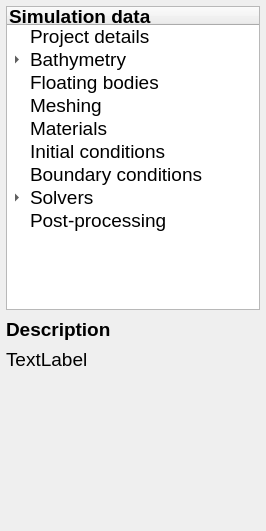
Before: the Qt Designer form tools/HydroUQTool/parameterframe.ui in NHERI-SimCenter/HydroUQ, drawn with Qt 5.
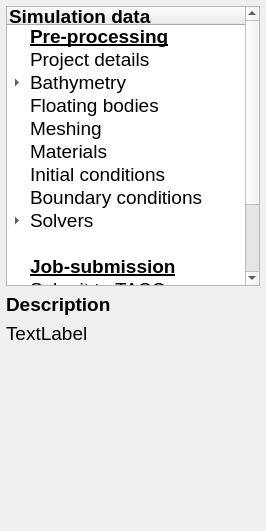
After: the same form once the commit is applied.

Diff of the .ui file:
```diff
--- a/tools/HydroUQTool/parameterframe.ui
+++ b/tools/HydroUQTool/parameterframe.ui
@@ -24,7 +24,7 @@
   <property name="windowTitle">
    <string>Form</string>
   </property>
-  <layout class="QGridLayout" name="gridLayout" rowstretch="12,1,7">
+  <layout class="QGridLayout" name="gridLayout" rowstretch="12,1,7,0">
    <property name="leftMargin">
     <number>6</number>
    </property>
@@ -87,6 +87,19 @@
        </font>
       </property>
      </column>
+     <item>
+      <property name="text">
+       <string>Pre-processing</string>
+      </property>
+      <property name="font">
+       <font>
+        <pointsize>14</pointsize>
+        <weight>75</weight>
+        <bold>true</bold>
+        <underline>true</underline>
+       </font>
+      </property>
+     </item>
      <item>
       <property name="text">
        <string>Project details</string>
@@ -142,13 +155,66 @@
        </property>
       </item>
      </item>
+     <item>
+      <property name="text">
+       <string/>
+      </property>
+     </item>
+     <item>
+      <property name="text">
+       <string>Job-submission</string>
+      </property>
+      <property name="font">
+       <font>
+        <pointsize>14</pointsize>
+        <weight>75</weight>
+        <bold>true</bold>
+        <underline>true</underline>
+       </font>
+      </property>
+     </item>
+     <item>
+      <property name="text">
+       <string>Submit to TACC</string>
+      </property>
+     </item>
+     <item>
+      <property name="text">
+       <string/>
+      </property>
+     </item>
      <item>
       <property name="text">
        <string>Post-processing</string>
       </property>
+      <property name="font">
+       <font>
+        <weight>75</weight>
+        <bold>true</bold>
+        <underline>true</underline>
+       </font>
+      </property>
+     </item>
+     <item>
+      <property name="text">
+       <string>Job data unavailable</string>
+      </property>
      </item>
     </widget>
    </item>
+   <item row="3" column="0">
+    <spacer name="verticalSpacer">
+     <property name="orientation">
+      <enum>Qt::Vertical</enum>
+     </property>
+     <property name="sizeHint" stdset="0">
+      <size>
+       <width>20</width>
+       <height>40</height>
+      </size>
+     </property>
+    </spacer>
+   </item>
   </layout>
  </widget>
  <resources/>
```
